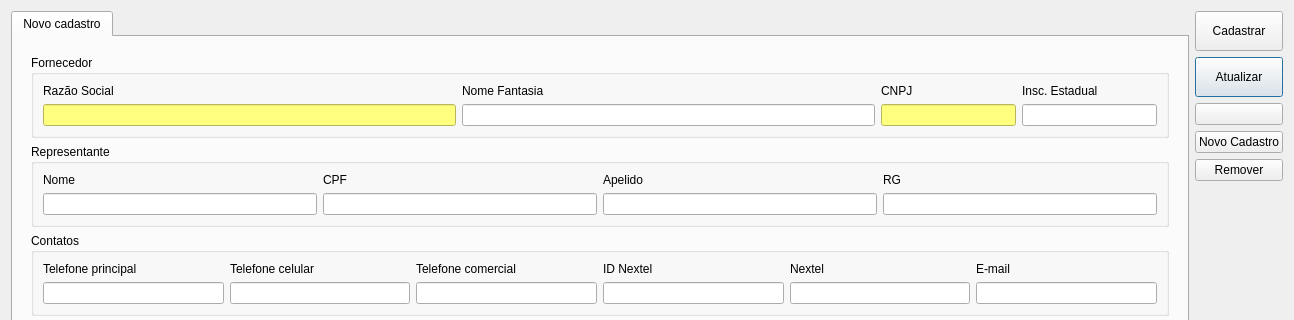
Qt form ui/cadastrofornecedor.ui (lellisls/ERP-STACCATO) before a commit; both pictures show x 0 to 1294 and y 0 to 320 of the 1294 by 720 pixel window.
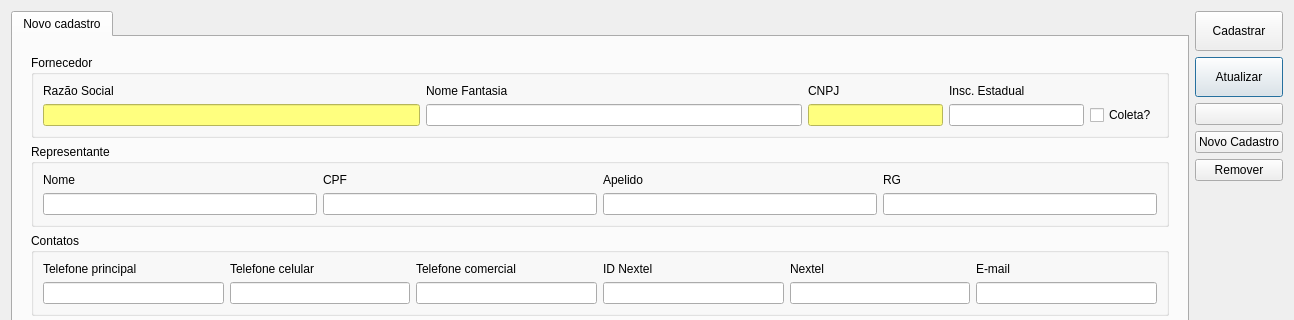
The same form after that commit. Icons and pictures are not drawn. Custom widgets are drawn as their Qt base class.

What changed in the file:
```diff
--- a/ui/cadastrofornecedor.ui
+++ b/ui/cadastrofornecedor.ui
@@ -357,6 +357,13 @@
                <bool>false</bool>
               </property>
               <layout class="QGridLayout" name="gridLayout_10">
+               <item row="0" column="1">
+                <widget class="QLabel" name="label_54">
+                 <property name="text">
+                  <string>Nome Fantasia</string>
+                 </property>
+                </widget>
+               </item>
                <item row="0" column="2">
                 <widget class="QLabel" name="labelCNPJ">
                  <property name="text">
@@ -371,14 +378,7 @@
                  </property>
                 </widget>
                </item>
-               <item row="0" column="1">
-                <widget class="QLabel" name="label_54">
-                 <property name="text">
-                  <string>Nome Fantasia</string>
-                 </property>
-                </widget>
-               </item>
-               <item row="1" column="2">
+               <item row="2" column="2">
                 <widget class="QLineEdit" name="lineEditCNPJ">
                  <property name="minimumSize">
                   <size>
@@ -408,7 +408,7 @@
                  </property>
                 </widget>
                </item>
-               <item row="1" column="3">
+               <item row="2" column="3">
                 <widget class="QLineEdit" name="lineEditInscEstadual">
                  <property name="minimumSize">
                   <size>
@@ -427,7 +427,7 @@
                  </property>
                 </widget>
                </item>
-               <item row="1" column="1">
+               <item row="2" column="1">
                 <widget class="QLineEdit" name="lineEditNomeFantasia">
                  <property name="minimumSize">
                   <size>
@@ -440,7 +440,7 @@
                  </property>
                 </widget>
                </item>
-               <item row="1" column="0">
+               <item row="2" column="0">
                 <widget class="QLineEdit" name="lineEditFornecedor">
                  <property name="minimumSize">
                   <size>
@@ -457,6 +457,13 @@
                  </property>
                 </widget>
                </item>
+               <item row="2" column="4">
+                <widget class="QCheckBox" name="checkBoxColeta">
+                 <property name="text">
+                  <string>Coleta?</string>
+                 </property>
+                </widget>
+               </item>
               </layout>
              </widget>
             </item>
```
